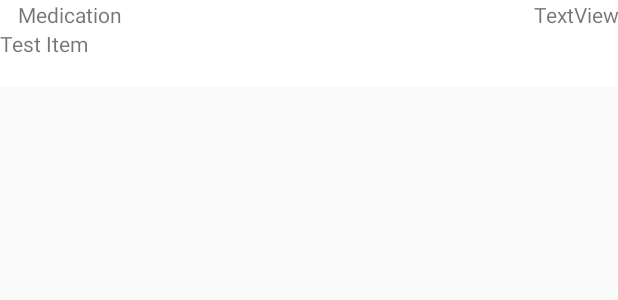
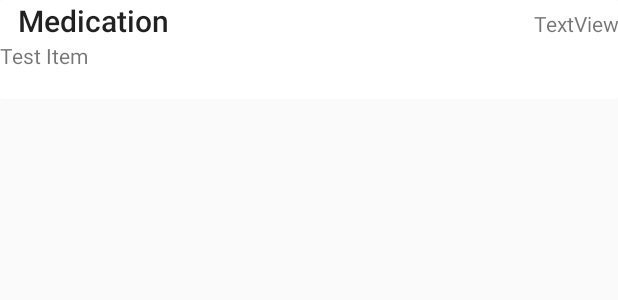
Before and after one commit to FlacotheGreat/MedicalAssistant, an Android app: the layout medication_recycler_item.xml on its own in the app's theme, with its tools: preview values and no code run, on a phone screen of 412 x 824 dp. Shown: the top 300 px of the screen. Run offline under Robolectric (Android 15) with nearby library versions, the phone set to English and light mode, and no system bars.

Commit message:
Issues with verifying days.

```diff
--- a/app/src/main/java/com/example/medicalassistant/MedicationDialogFragment.java
+++ b/app/src/main/java/com/example/medicalassistant/MedicationDialogFragment.java
@@ -115,7 +115,10 @@ public class MedicationDialogFragment extends DialogFragment implements TimePick
                         Log.d("TestMedicationDB","Database Contains:" +AppDatabase.getInstance(getContext()).medicationDAO().getAllMedication().toString());
                     }
                 }).start();
+
+                dismiss();
             }
+
         });
 
 
--- a/app/src/main/java/com/example/medicalassistant/MedicationFragment.java
+++ b/app/src/main/java/com/example/medicalassistant/MedicationFragment.java
@@ -73,7 +73,6 @@ public class MedicationFragment extends Fragment {
 
                 fm.beginTransaction()
                         .replace(R.id.main_include, new MedicationDialogFragment())
-                        .addToBackStack(null)
                         .commit();
             }
         });
--- a/app/src/main/java/com/example/medicalassistant/db/MedicationDAO.java
+++ b/app/src/main/java/com/example/medicalassistant/db/MedicationDAO.java
@@ -24,6 +24,9 @@ public interface MedicationDAO {
     @Update
     void updateMedication(Medication medication);
 
-    @Query("Select * from Medication")
+    @Query("Select * from Medication Where Sunday = 1")
     LiveData<List<Medication>> getAllMedication();
+
+    @Query("Select * from Medication Where daily = 1")
+    LiveData<List<Medication>> getCurrentDayMedication();
 }
--- a/app/src/main/java/com/example/medicalassistant/db/entities/Medication.java
+++ b/app/src/main/java/com/example/medicalassistant/db/entities/Medication.java
@@ -197,6 +197,8 @@ public class Medication {
                 " dosage: " + dosage +
                 " time: " + time +
                 " last_taken: " + last_taken +
-                " taken: " + taken + " }";
+                " taken: " + taken +
+                " daily: " + daily +
+                " Sunday: " + Sunday + " }";
     }
 }
--- a/app/src/main/res/layout/medication_recycler_item.xml
+++ b/app/src/main/res/layout/medication_recycler_item.xml
@@ -17,13 +17,14 @@
         android:layout_height="wrap_content"
         android:orientation="horizontal">
 
-    <TextView
-        android:id="@+id/recycler_medname"
-        android:layout_weight="1"
-        android:layout_width="wrap_content"
-        android:layout_height="wrap_content"
-        android:paddingStart="12dp"
-        android:text="Medication" />
+        <TextView
+            android:id="@+id/recycler_medname"
+            android:layout_width="wrap_content"
+            android:layout_height="wrap_content"
+            android:layout_weight="1"
+            android:paddingStart="12dp"
+            android:text="Medication"
+            android:textAppearance="@style/TextAppearance.AppCompat.Title" />
 
     <TextView
         android:id="@+id/recycler_dosage"
```
Also changed, not shown: app/src/main/java/com/example/medicalassistant/Fragments/MedicationListFragment.java (+4 -3 lines), app/src/main/java/com/example/medicalassistant/MedicationViewModel.java (+5 -4 lines), app/src/main/res/layout/fragment_add_medication_dialog.xml (+24 -21 lines).
